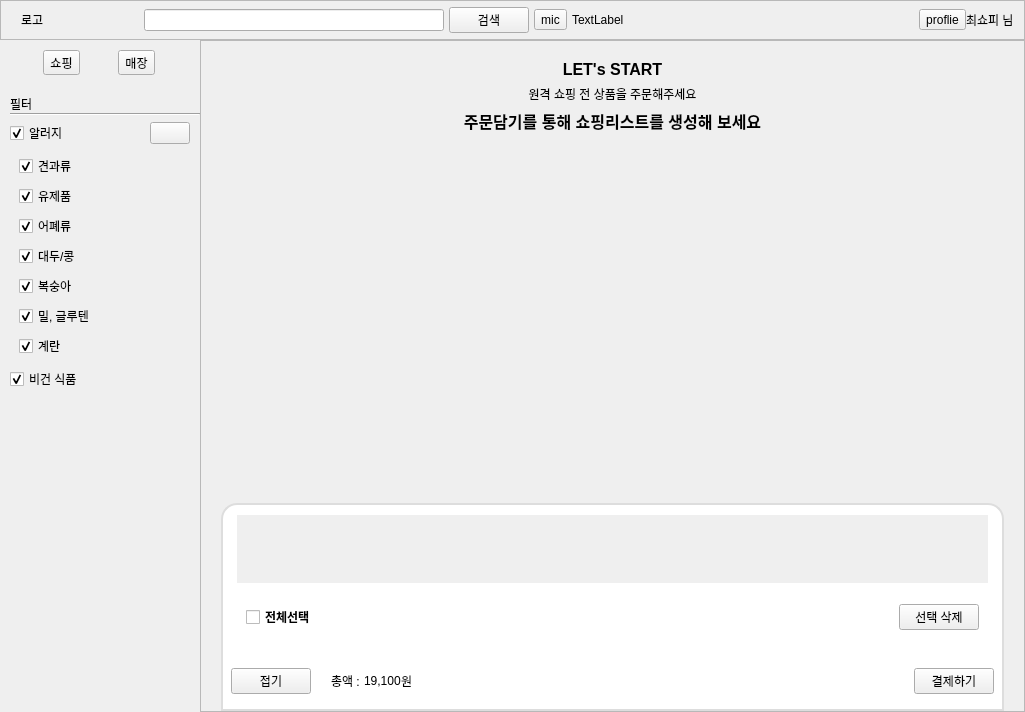
Qt form shopee_ros2/src/shopee_app/shopee_app/ui/layout_user.ui (addinedu-roscamp-7th/roscamp-repo-1) before a commit.
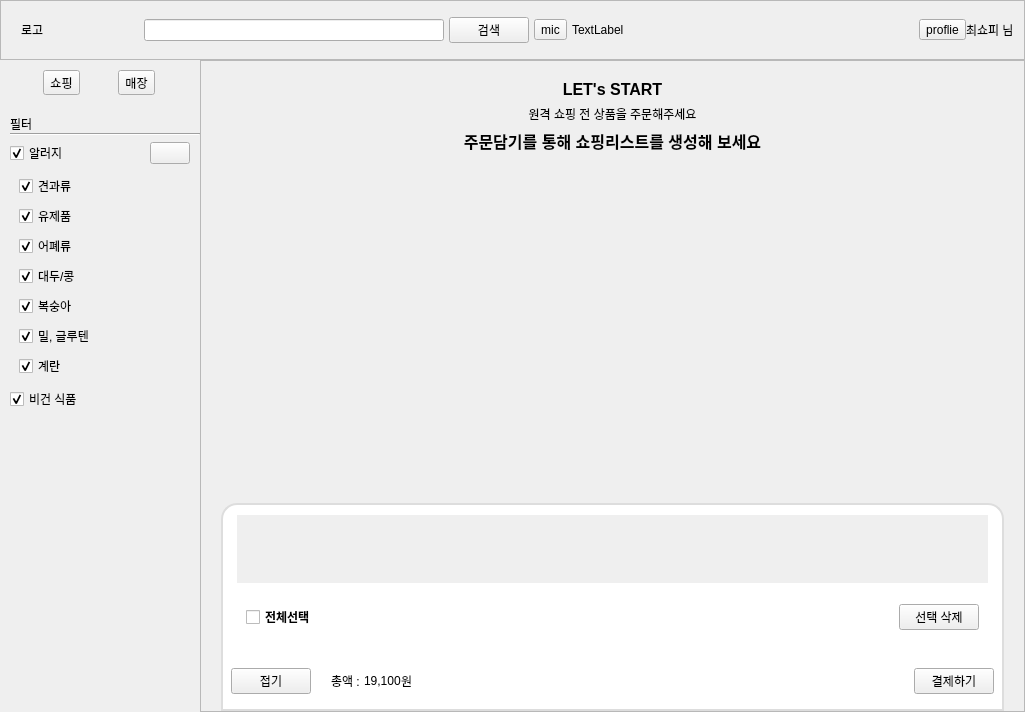
The same form after that commit. Icons and pictures are not drawn.

Commit message: [ShopeeApp] 상품이미지 오류 수정 및 담기 버튼 디자인 적용

Patch:
```diff
--- a/shopee_ros2/src/shopee_app/shopee_app/ui/layout_user.ui
+++ b/shopee_ros2/src/shopee_app/shopee_app/ui/layout_user.ui
@@ -52,7 +52,7 @@
      <property name="minimumSize">
       <size>
        <width>0</width>
-       <height>40</height>
+       <height>60</height>
       </size>
      </property>
      <property name="frameShape">
@@ -758,7 +758,7 @@
                   <x>0</x>
                   <y>0</y>
                   <width>783</width>
-                  <height>452</height>
+                  <height>437</height>
                  </rect>
                 </property>
                 <property name="sizePolicy">
```
The commit also changes 6 other files.
